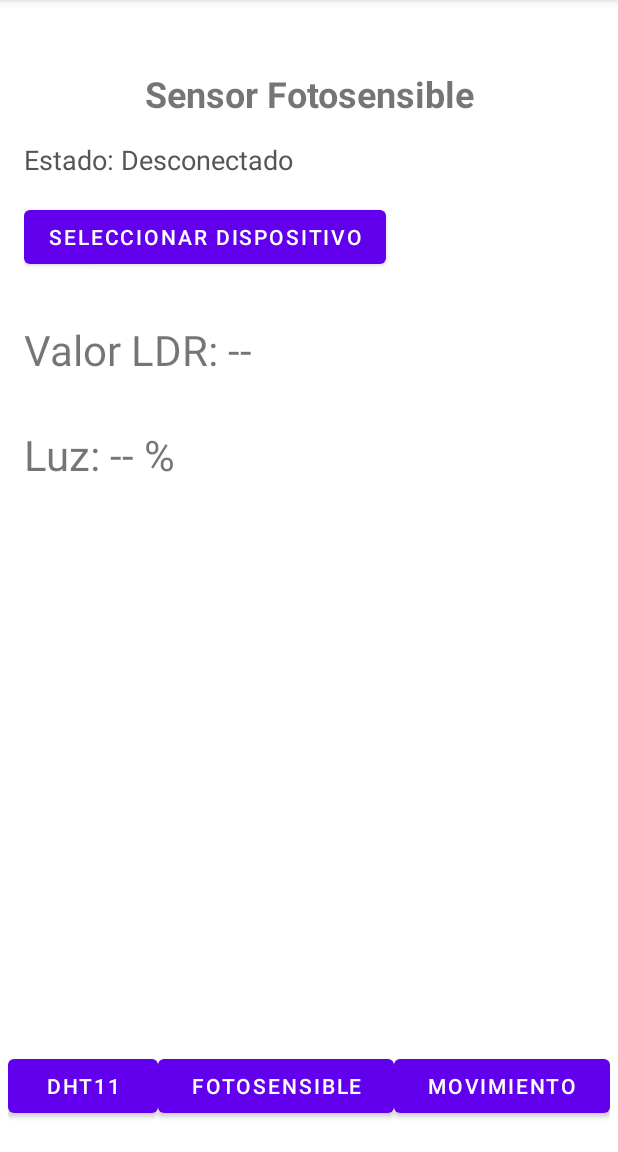
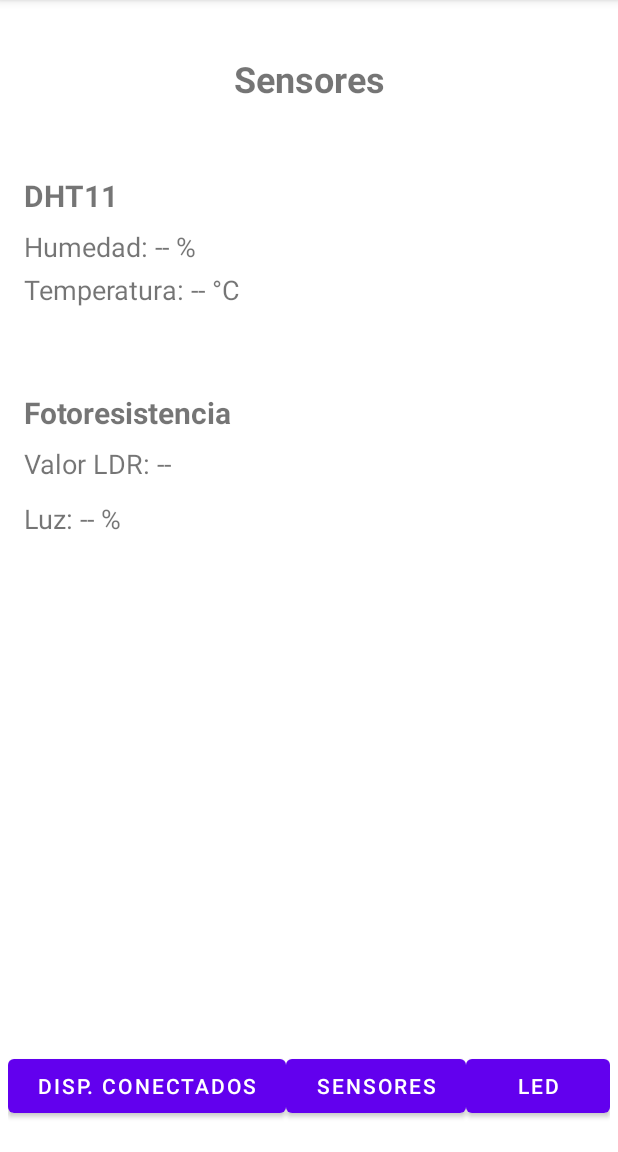
Before and after one commit to AlanGaBer11/ProyectoUnidadIIESP32, an Android app: the fragment SensoresFragment placed in its activity, on a phone screen of 412 x 824 dp, the part 84-1236 px from its top. Run offline under Robolectric (Android 15) with nearby library versions, the phone set to English and light mode, and no system bars.

Commit message:
Refactorización de Fragmentos

```diff
--- a/app/src/main/java/com/example/proyectounidadii/MainActivity.java
+++ b/app/src/main/java/com/example/proyectounidadii/MainActivity.java
@@ -17,9 +17,9 @@ import androidx.lifecycle.MutableLiveData;
 
 import com.example.proyectounidadii.databinding.ActivityMainBinding;
 import com.example.proyectounidadii.models.SharedBluetoothViewModel;
-import com.example.proyectounidadii.ui.dht.Dht11Fragment;
-import com.example.proyectounidadii.ui.fotosensible.FotosensibleFragment;
-import com.example.proyectounidadii.ui.movimiento.MovimientoFragment;
+import com.example.proyectounidadii.ui.listado.ListadoFragment;
+import com.example.proyectounidadii.ui.sensores.SensoresFragment;
+import com.example.proyectounidadii.ui.led.LedFragment;
 
 import java.io.IOException;
 import java.io.InputStream;
@@ -50,11 +50,11 @@ public class MainActivity extends AppCompatActivity {
 
         pedirPermisosBluetooth();
 
-        getSupportFragmentManager().beginTransaction().replace(R.id.fragment_container, new Dht11Fragment()).commit();
+        getSupportFragmentManager().beginTransaction().replace(R.id.fragment_container, new ListadoFragment()).commit();
 
-        binding.btnDht11.setOnClickListener(view -> showFragment(new Dht11Fragment()));
-        binding.btnPhoto.setOnClickListener(view -> showFragment(new FotosensibleFragment()));
-        binding.btnMovement.setOnClickListener(view -> showFragment(new MovimientoFragment()));
+        binding.btnListado.setOnClickListener(view -> showFragment(new ListadoFragment()));
+        binding.btnSensores.setOnClickListener(view -> showFragment(new SensoresFragment()));
+        binding.btnLed.setOnClickListener(view -> showFragment(new LedFragment()));
     }
 
     private void showFragment(Fragment fragment) {
--- a/app/src/main/java/com/example/proyectounidadii/ui/dht/Dht11Fragment.java
+++ b/app/src/main/java/com/example/proyectounidadii/ui/listado/ListadoFragment.java
@@ -1,4 +1,4 @@
-package com.example.proyectounidadii.ui.dht;
+package com.example.proyectounidadii.ui.listado;
 
 import android.Manifest;
 import android.app.AlertDialog;
@@ -17,23 +17,23 @@ import android.view.ViewGroup;
 import android.widget.Toast;
 
 import com.example.proyectounidadii.MainActivity;
-import com.example.proyectounidadii.databinding.FragmentDht11Binding;
+import com.example.proyectounidadii.databinding.FragmentListadoBinding;
 
 import java.util.ArrayList;
 import java.util.List;
 import java.util.Set;
 
-public class Dht11Fragment extends Fragment {
-    private FragmentDht11Binding binding;
+public class ListadoFragment extends Fragment {
+    private FragmentListadoBinding binding;
     private BluetoothAdapter btAdapter;
 
-    public Dht11Fragment() {
+    public ListadoFragment() {
     }
 
     @Override
     public View onCreateView(LayoutInflater inflater, ViewGroup container,
                              Bundle savedInstanceState) {
-        binding = FragmentDht11Binding.inflate(inflater, container, false);
+        binding = FragmentListadoBinding.inflate(inflater, container, false);
         return binding.getRoot();
     }
 
@@ -53,14 +53,14 @@ public class Dht11Fragment extends Fragment {
                 estado -> binding.txtEstado.setText("Estado: " + estado));
 
         // Observa datos DHT
-        main.getDht().observe(getViewLifecycleOwner(), d -> {
-            if (d != null) {
-                binding.txtHum.setText("Humedad: " + d.humedad + " %");
-                binding.txtTemp.setText("Temperatura: " + d.temperatura + " °C");
-            }
-        });
-
-        binding.btnSelect.setOnClickListener(v -> mostrarEmparejados(main));
+//        main.getDht().observe(getViewLifecycleOwner(), d -> {
+//            if (d != null) {
+//                binding.txtHum.setText("Humedad: " + d.humedad + "%");
+//                binding.txtTemp.setText("Temperatura: " + d.temperatura + "°C");
+//            }
+//        });
+//
+      binding.btnSelect.setOnClickListener(v -> mostrarEmparejados(main));
     }
 
     @RequiresPermission(allOf = {
--- a/app/src/main/java/com/example/proyectounidadii/ui/fotosensible/FotosensibleFragment.java
+++ b/app/src/main/java/com/example/proyectounidadii/ui/sensores/SensoresFragment.java
@@ -1,4 +1,4 @@
-package com.example.proyectounidadii.ui.fotosensible;
+package com.example.proyectounidadii.ui.sensores;
 
 import android.Manifest;
 import android.app.AlertDialog;
@@ -10,7 +10,6 @@ import androidx.annotation.NonNull;
 import androidx.annotation.Nullable;
 import androidx.annotation.RequiresPermission;
 import androidx.fragment.app.Fragment;
-import androidx.lifecycle.ViewModelProvider;
 
 import android.view.LayoutInflater;
 import android.view.View;
@@ -18,21 +17,20 @@ import android.view.ViewGroup;
 import android.widget.Toast;
 
 import com.example.proyectounidadii.MainActivity;
-import com.example.proyectounidadii.R;
-import com.example.proyectounidadii.databinding.FragmentFotosensibleBinding;
+import com.example.proyectounidadii.databinding.FragmentSensoresBinding;
 import com.example.proyectounidadii.models.SharedBluetoothViewModel;
 
 import java.util.ArrayList;
 import java.util.List;
 import java.util.Set;
 
-public class FotosensibleFragment extends Fragment {
-    private FragmentFotosensibleBinding binding;
+public class SensoresFragment extends Fragment {
+    private FragmentSensoresBinding binding;
     private SharedBluetoothViewModel vm;
     private BluetoothAdapter btAdapter;
 
 
-    public FotosensibleFragment() {
+    public SensoresFragment() {
         // Required empty public constructor
     }
 
@@ -40,7 +38,7 @@ public class FotosensibleFragment extends Fragment {
     @Override
     public View onCreateView(LayoutInflater inflater, ViewGroup container, Bundle savedInstanceState) {
         // Inflate the layout for this fragment
-        binding = FragmentFotosensibleBinding.inflate(inflater, container, false);
+        binding = FragmentSensoresBinding.inflate(inflater, container, false);
         return binding.getRoot();
     }
 
@@ -52,16 +50,19 @@ public class FotosensibleFragment extends Fragment {
         btAdapter = BluetoothAdapter.getDefaultAdapter();
         MainActivity main = (MainActivity) requireActivity();
 
-        main.getEstado().observe(getViewLifecycleOwner(), estado -> binding.txtEstado.setText("Estado: " + estado));
+        main.getDht().observe(getViewLifecycleOwner(), d -> {
+            if (d != null) {
+                binding.txtHum.setText("Humedad: " + d.humedad + "%");
+                binding.txtTemp.setText("Temperatura: " + d.temperatura + "°C");
+            }
+        });
 
         main.getFotosensible().observe(getViewLifecycleOwner(), d -> {
             if (d != null) {
                 binding.txtLdr.setText("LDR: " + d.valorRaw);
-                binding.txtLuz.setText("Luz: " + d.luz + " %");
+                binding.txtLuz.setText("Luz: " + d.luz + "%");
             }
         });
-
-        binding.btnSelect.setOnClickListener(v -> mostrarEmparejados(main));
     }
 
     @RequiresPermission(allOf = {Manifest.permission.BLUETOOTH_CONNECT, Manifest.permission.BLUETOOTH_SCAN, Manifest.permission.BLUETOOTH_CONNECT})
--- a/app/src/main/res/layout/activity_main.xml
+++ b/app/src/main/res/layout/activity_main.xml
@@ -27,25 +27,25 @@
         >
 
         <Button
-            android:id="@+id/btn_dht11"
+            android:id="@+id/btn_listado"
             android:layout_width="wrap_content"
             android:layout_height="wrap_content"
             android:layout_weight="1"
-            android:text="DHT11" />
+            android:text="Disp. Conectados" />
 
         <Button
-            android:id="@+id/btn_photo"
+            android:id="@+id/btn_sensores"
             android:layout_width="wrap_content"
             android:layout_height="wrap_content"
             android:layout_weight="1"
-            android:text="Fotosensible" />
+            android:text="Sensores" />
 
         <Button
-            android:id="@+id/btn_movement"
+            android:id="@+id/btn_led"
             android:layout_width="wrap_content"
             android:layout_height="wrap_content"
             android:layout_weight="1"
-            android:text="Movimiento" />
+            android:text="Led" />
 
     </LinearLayout>
 </LinearLayout>
--- a/app/src/main/res/layout/fragment_movimiento.xml
+++ b/app/src/main/res/layout/fragment_led.xml
@@ -6,7 +6,7 @@
     android:layout_width="match_parent"
     android:layout_height="match_parent"
     android:padding="16dp"
-    tools:context=".ui.movimiento.MovimientoFragment">
+    tools:context=".ui.led.LedFragment">
 
     <!-- Título centrado -->
     <TextView
--- a/app/src/main/res/layout/fragment_fotosensible.xml
+++ b/app/src/main/res/layout/fragment_listado.xml
@@ -2,20 +2,20 @@
 <androidx.constraintlayout.widget.ConstraintLayout xmlns:android="http://schemas.android.com/apk/res/android"
     xmlns:app="http://schemas.android.com/apk/res-auto"
     xmlns:tools="http://schemas.android.com/tools"
-    android:id="@+id/frameLayout3"
+    android:id="@+id/frameLayout"
     android:layout_width="match_parent"
     android:layout_height="match_parent"
     android:padding="16dp"
-    tools:context=".ui.fotosensible.FotosensibleFragment">
+    tools:context=".ui.listado.ListadoFragment">
 
     <!-- Título centrado -->
     <TextView
         android:id="@+id/textView"
         android:layout_width="match_parent"
         android:layout_height="wrap_content"
-        android:layout_marginTop="30dp"
+        android:layout_marginTop="20dp"
         android:gravity="center"
-        android:text="Sensor Fotosensible"
+        android:text="Dispositivos Conectados"
         android:textSize="24sp"
         android:textStyle="bold"
         app:layout_constraintEnd_toEndOf="parent"
@@ -31,9 +31,11 @@
         android:text="Estado: Desconectado"
         android:textColor="#555"
         android:textSize="18sp"
+        app:layout_constraintBottom_toTopOf="@+id/btn_select"
         app:layout_constraintEnd_toEndOf="parent"
         app:layout_constraintStart_toStartOf="parent"
-        app:layout_constraintTop_toBottomOf="@id/textView" />
+        app:layout_constraintTop_toBottomOf="@+id/textView"
+        app:layout_constraintVertical_bias="0.5" />
 
     <!-- Botón para seleccionar dispositivo -->
     <Button
@@ -42,27 +44,11 @@
         android:layout_height="wrap_content"
         android:layout_marginTop="15dp"
         android:text="Seleccionar dispositivo"
+        app:layout_constraintBottom_toBottomOf="parent"
+        app:layout_constraintEnd_toEndOf="parent"
         app:layout_constraintStart_toStartOf="parent"
-        app:layout_constraintTop_toBottomOf="@id/txt_estado" />
+        app:layout_constraintTop_toBottomOf="@+id/txt_estado"
+        app:layout_constraintVertical_bias="0.5" />
 
-    <TextView
-        android:id="@+id/txt_ldr"
-        android:layout_width="wrap_content"
-        android:layout_height="wrap_content"
-        android:layout_marginTop="32dp"
-        android:text="Valor LDR: -- "
-        android:textSize="28sp"
-        app:layout_constraintStart_toStartOf="parent"
-        app:layout_constraintTop_toBottomOf="@id/btn_select" />
-
-    <TextView
-        android:id="@+id/txt_luz"
-        android:layout_width="wrap_content"
-        android:layout_height="wrap_content"
-        android:layout_marginTop="32dp"
-        android:text="Luz: -- %"
-        android:textSize="28sp"
-        app:layout_constraintStart_toStartOf="parent"
-        app:layout_constraintTop_toBottomOf="@id/txt_ldr" />
 
 </androidx.constraintlayout.widget.ConstraintLayout>
--- /dev/null
+++ b/app/src/main/res/layout/fragment_sensores.xml
@@ -0,0 +1,99 @@
+<?xml version="1.0" encoding="utf-8"?>
+<androidx.constraintlayout.widget.ConstraintLayout xmlns:android="http://schemas.android.com/apk/res/android"
+    xmlns:app="http://schemas.android.com/apk/res-auto"
+    xmlns:tools="http://schemas.android.com/tools"
+    android:id="@+id/frameLayout3"
+    android:layout_width="match_parent"
+    android:layout_height="match_parent"
+    android:padding="16dp"
+    tools:context=".ui.sensores.SensoresFragment">
+
+    <!-- Título: Sensores -->
+    <TextView
+        android:id="@+id/textView"
+        android:layout_width="match_parent"
+        android:layout_height="wrap_content"
+        android:layout_marginTop="20dp"
+        android:gravity="center"
+        android:text="Sensores"
+        android:textSize="24sp"
+        android:textStyle="bold"
+        app:layout_constraintEnd_toEndOf="parent"
+        app:layout_constraintStart_toStartOf="parent"
+        app:layout_constraintTop_toTopOf="parent" />
+
+    <!-- Subtítulo: DHT -->
+
+    <!-- Humedad -->
+
+    <!-- Temperatura -->
+    <TextView
+        android:id="@+id/txt_hum"
+        android:layout_width="wrap_content"
+        android:layout_height="wrap_content"
+        android:layout_marginTop="8dp"
+        android:text="Humedad: -- %"
+        android:textSize="18sp"
+        app:layout_constraintStart_toStartOf="parent"
+        app:layout_constraintTop_toBottomOf="@id/txt_dht" />
+
+    <TextView
+        android:id="@+id/txt_ldr"
+        android:layout_width="wrap_content"
+        android:layout_height="wrap_content"
+        android:layout_marginTop="8dp"
+        android:text="Valor LDR: --"
+        android:textSize="18sp"
+        app:layout_constraintStart_toStartOf="parent"
+        app:layout_constraintTop_toBottomOf="@id/txt_sensor_luz" />
+
+    <TextView
+        android:id="@+id/txt_dht"
+        android:layout_width="wrap_content"
+        android:layout_height="wrap_content"
+        android:layout_marginTop="48dp"
+        android:text="DHT11"
+        android:textSize="20sp"
+        android:textStyle="bold"
+        app:layout_constraintStart_toStartOf="parent"
+        app:layout_constraintTop_toBottomOf="@id/textView" />
+
+    <TextView
+        android:id="@+id/txt_sensor_luz"
+        android:layout_width="wrap_content"
+        android:layout_height="wrap_content"
+        android:layout_marginTop="56dp"
+        android:text="Fotoresistencia"
+        android:textSize="20sp"
+        android:textStyle="bold"
+
+        app:layout_constraintStart_toStartOf="parent"
+        app:layout_constraintTop_toBottomOf="@id/txt_temp" />
+
+    <TextView
+        android:id="@+id/txt_luz"
+        android:layout_width="wrap_content"
+        android:layout_height="wrap_content"
+        android:layout_marginTop="12dp"
+        android:text="Luz: -- %"
+        android:textSize="18sp"
+        app:layout_constraintStart_toStartOf="parent"
+        app:layout_constraintTop_toBottomOf="@id/txt_ldr" />
+
+    <TextView
+        android:id="@+id/txt_temp"
+        android:layout_width="wrap_content"
+        android:layout_height="wrap_content"
+        android:layout_marginTop="4dp"
+        android:text="Temperatura: -- °C"
+        android:textSize="18sp"
+        app:layout_constraintStart_toStartOf="parent"
+        app:layout_constraintTop_toBottomOf="@id/txt_hum" />
+
+    <!-- Subtítulo: Fotoresistencia -->
+
+    <!-- Valor LDR -->
+
+    <!-- Luz -->
+
+</androidx.constraintlayout.widget.ConstraintLayout>
```
Also changed, not shown: app/src/main/java/com/example/proyectounidadii/ui/led/LedFragment.java (renamed from app/src/main/java/com/example/proyectounidadii/ui/movimiento/MovimientoFragment.java, +4 -4 lines), app/src/main/res/layout/fragment_dht11.xml (deleted, +0 -72 lines).
